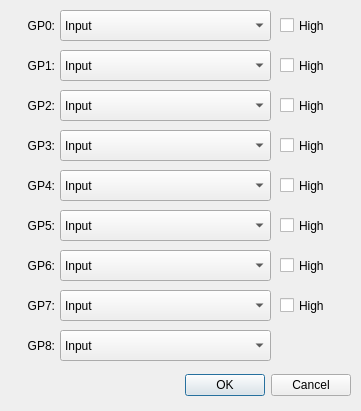
This is src/chipsettingsdialog.ui in bloguetronica/mcp2210-com as Qt 5 draws it before an edit. The edited form follows.
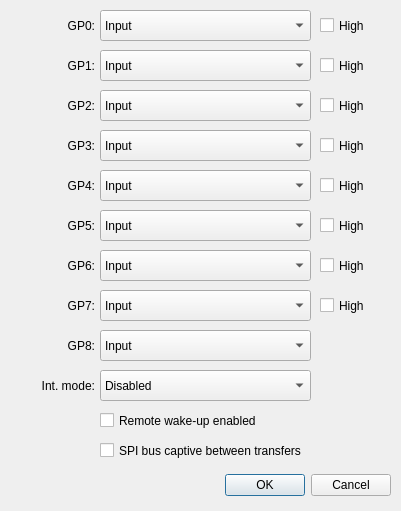
This is the edited form. Icons and pictures are not drawn.

The edit to the form file:
```diff
--- a/src/chipsettingsdialog.ui
+++ b/src/chipsettingsdialog.ui
@@ -6,20 +6,20 @@
    <rect>
     <x>0</x>
     <y>0</y>
-    <width>361</width>
-    <height>411</height>
+    <width>401</width>
+    <height>511</height>
    </rect>
   </property>
   <property name="minimumSize">
    <size>
     <width>361</width>
-    <height>411</height>
+    <height>511</height>
    </size>
   </property>
   <property name="maximumSize">
    <size>
-    <width>361</width>
-    <height>411</height>
+    <width>401</width>
+    <height>511</height>
    </size>
   </property>
   <property name="windowTitle">
@@ -43,8 +43,8 @@
    <property name="geometry">
     <rect>
      <x>10</x>
-     <y>370</y>
-     <width>341</width>
+     <y>470</y>
+     <width>381</width>
      <height>31</height>
     </rect>
    </property>
@@ -60,7 +60,7 @@
     <rect>
      <x>10</x>
      <y>17</y>
-     <width>45</width>
+     <width>85</width>
      <height>17</height>
     </rect>
    </property>
@@ -74,7 +74,7 @@
   <widget class="QComboBox" name="comboBoxGP0">
    <property name="geometry">
     <rect>
-     <x>60</x>
+     <x>100</x>
      <y>10</y>
      <width>211</width>
      <height>31</height>
@@ -99,7 +99,7 @@
   <widget class="QCheckBox" name="checkBoxGP0DefaultValue">
    <property name="geometry">
     <rect>
-     <x>280</x>
+     <x>320</x>
      <y>15</y>
      <width>71</width>
      <height>21</height>
@@ -114,7 +114,7 @@
     <rect>
      <x>10</x>
      <y>57</y>
-     <width>45</width>
+     <width>85</width>
      <height>17</height>
     </rect>
    </property>
@@ -128,7 +128,7 @@
   <widget class="QComboBox" name="comboBoxGP1">
    <property name="geometry">
     <rect>
-     <x>60</x>
+     <x>100</x>
      <y>50</y>
      <width>211</width>
      <height>31</height>
@@ -153,7 +153,7 @@
   <widget class="QCheckBox" name="checkBoxGP1DefaultValue">
    <property name="geometry">
     <rect>
-     <x>280</x>
+     <x>320</x>
      <y>55</y>
      <width>71</width>
      <height>21</height>
@@ -168,7 +168,7 @@
     <rect>
      <x>10</x>
      <y>97</y>
-     <width>45</width>
+     <width>85</width>
      <height>17</height>
     </rect>
    </property>
@@ -182,7 +182,7 @@
   <widget class="QComboBox" name="comboBoxGP2">
    <property name="geometry">
     <rect>
-     <x>60</x>
+     <x>100</x>
      <y>90</y>
      <width>211</width>
      <height>31</height>
@@ -212,7 +212,7 @@
   <widget class="QCheckBox" name="checkBoxGP2DefaultValue">
    <property name="geometry">
     <rect>
-     <x>280</x>
+     <x>320</x>
      <y>95</y>
      <width>71</width>
      <height>21</height>
@@ -227,7 +227,7 @@
     <rect>
      <x>10</x>
      <y>137</y>
-     <width>45</width>
+     <width>85</width>
      <height>17</height>
     </rect>
    </property>
@@ -241,7 +241,7 @@
   <widget class="QComboBox" name="comboBoxGP3">
    <property name="geometry">
     <rect>
-     <x>60</x>
+     <x>100</x>
      <y>130</y>
      <width>211</width>
      <height>31</height>
@@ -271,7 +271,7 @@
   <widget class="QCheckBox" name="checkBoxGP3DefaultValue">
    <property name="geometry">
     <rect>
-     <x>280</x>
+     <x>320</x>
      <y>135</y>
      <width>71</width>
      <height>21</height>
@@ -286,7 +286,7 @@
     <rect>
      <x>10</x>
      <y>177</y>
-     <width>45</width>
+     <width>85</width>
      <height>17</height>
     </rect>
    </property>
@@ -300,7 +300,7 @@
   <widget class="QComboBox" name="comboBoxGP4">
    <property name="geometry">
     <rect>
-     <x>60</x>
+     <x>100</x>
      <y>170</y>
      <width>211</width>
      <height>31</height>
@@ -330,7 +330,7 @@
   <widget class="QCheckBox" name="checkBoxGP4DefaultValue">
    <property name="geometry">
     <rect>
-     <x>280</x>
+     <x>320</x>
      <y>175</y>
      <width>71</width>
      <height>21</height>
@@ -345,7 +345,7 @@
     <rect>
      <x>10</x>
      <y>217</y>
-     <width>45</width>
+     <width>85</width>
      <height>17</height>
     </rect>
    </property>
@@ -359,7 +359,7 @@
   <widget class="QComboBox" name="comboBoxGP5">
    <property name="geometry">
     <rect>
-     <x>60</x>
+     <x>100</x>
      <y>210</y>
      <width>211</width>
      <height>31</height>
@@ -389,7 +389,7 @@
   <widget class="QCheckBox" name="checkBoxGP5DefaultValue">
    <property name="geometry">
     <rect>
-     <x>280</x>
+     <x>320</x>
      <y>215</y>
      <width>71</width>
      <height>21</height>
@@ -404,7 +404,7 @@
     <rect>
      <x>10</x>
      <y>257</y>
-     <width>45</width>
+     <width>85</width>
      <height>17</height>
     </rect>
    </property>
@@ -418,7 +418,7 @@
   <widget class="QComboBox" name="comboBoxGP6">
    <property name="geometry">
     <rect>
-     <x>60</x>
+     <x>100</x>
      <y>250</y>
      <width>211</width>
      <height>31</height>
@@ -448,7 +448,7 @@
   <widget class="QCheckBox" name="checkBoxGP6DefaultValue">
    <property name="geometry">
     <rect>
-     <x>280</x>
+     <x>320</x>
      <y>255</y>
      <width>71</width>
      <height>21</height>
@@ -463,7 +463,7 @@
     <rect>
      <x>10</x>
      <y>297</y>
-     <width>45</width>
+     <width>85</width>
      <height>17</height>
     </rect>
    </property>
@@ -477,7 +477,7 @@
   <widget class="QComboBox" name="comboBoxGP7">
    <property name="geometry">
     <rect>
-     <x>60</x>
+     <x>100</x>
      <y>290</y>
      <width>211</width>
      <height>31</height>
@@ -507,7 +507,7 @@
   <widget class="QCheckBox" name="checkBoxGP7DefaultValue">
    <property name="geometry">
     <rect>
-     <x>280</x>
+     <x>320</x>
      <y>295</y>
      <width>71</width>
      <height>21</height>
@@ -522,7 +522,7 @@
     <rect>
      <x>10</x>
      <y>337</y>
-     <width>45</width>
+     <width>85</width>
      <height>17</height>
     </rect>
    </property>
@@ -536,7 +536,7 @@
   <widget class="QComboBox" name="comboBoxGP8">
    <property name="geometry">
     <rect>
-     <x>60</x>
+     <x>100</x>
      <y>330</y>
      <width>211</width>
      <height>31</height>
@@ -553,6 +553,83 @@
     </property>
    </item>
   </widget>
+  <widget class="QLabel" name="labelInterruptMode">
+   <property name="geometry">
+    <rect>
+     <x>10</x>
+     <y>377</y>
+     <width>85</width>
+     <height>17</height>
+    </rect>
+   </property>
+   <property name="text">
+    <string>Int. mode:</string>
+   </property>
+   <property name="alignment">
+    <set>Qt::AlignRight|Qt::AlignTrailing|Qt::AlignVCenter</set>
+   </property>
+  </widget>
+  <widget class="QComboBox" name="comboBoxInterruptMode">
+   <property name="geometry">
+    <rect>
+     <x>100</x>
+     <y>370</y>
+     <width>211</width>
+     <height>31</height>
+    </rect>
+   </property>
+   <item>
+    <property name="text">
+     <string>Disabled</string>
+    </property>
+   </item>
+   <item>
+    <property name="text">
+     <string>Count falling edges</string>
+    </property>
+   </item>
+   <item>
+    <property name="text">
+     <string>Count rising edges</string>
+    </property>
+   </item>
+   <item>
+    <property name="text">
+     <string>Count low pulses</string>
+    </property>
+   </item>
+   <item>
+    <property name="text">
+     <string>Count high pulses</string>
+    </property>
+   </item>
+  </widget>
+  <widget class="QCheckBox" name="checkBoxRemoteWakeUp">
+   <property name="geometry">
+    <rect>
+     <x>100</x>
+     <y>410</y>
+     <width>291</width>
+     <height>21</height>
+    </rect>
+   </property>
+   <property name="text">
+    <string>Remote wake-up enabled</string>
+   </property>
+  </widget>
+  <widget class="QCheckBox" name="checkBoxSPIBusCaptive">
+   <property name="geometry">
+    <rect>
+     <x>100</x>
+     <y>440</y>
+     <width>291</width>
+     <height>21</height>
+    </rect>
+   </property>
+   <property name="text">
+    <string>SPI bus captive between transfers</string>
+   </property>
+  </widget>
  </widget>
  <tabstops>
   <tabstop>comboBoxGP0</tabstop>
```
Left out of the diff: 19 changed lines with no effect on the pictures.
